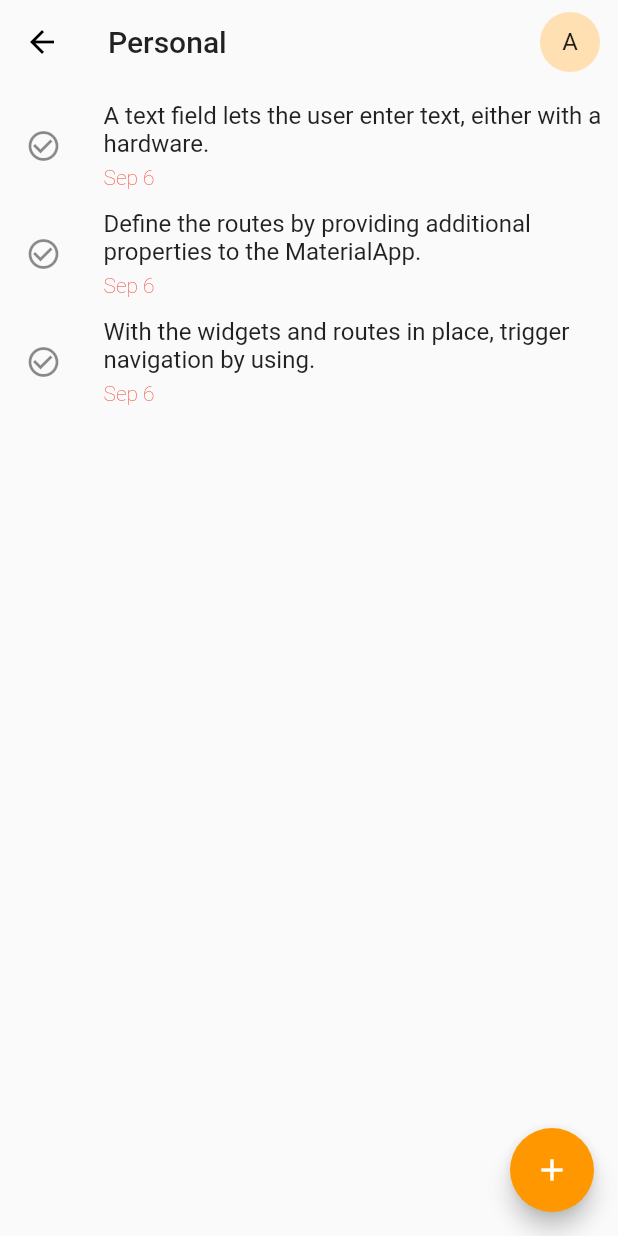
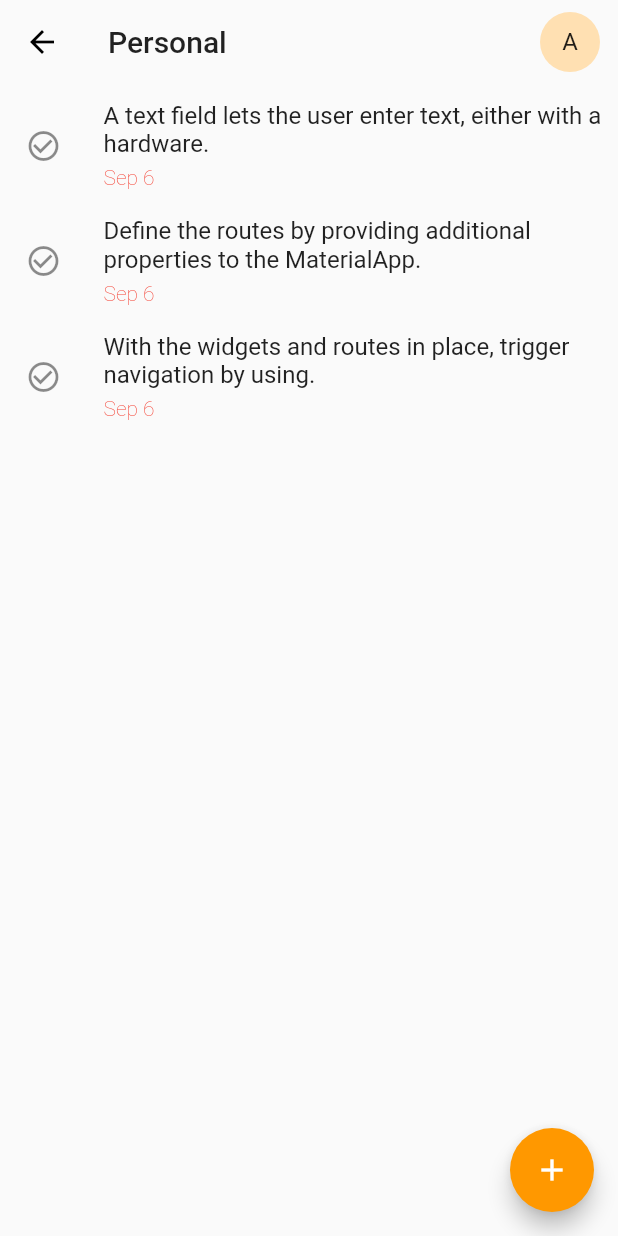
Before and after one commit to amirhesham65/Panther-App, a Flutter app: the PersonalView screen opened by its route, on a phone screen of 412 x 824 dp. Run offline on Flutter 3.47's test engine with Material 2 defaults, Android fonts, the phone set to English and light mode, and no system bars; statements that could not run were skipped.

Commit message:
Some tweaks and changes

```diff
--- a/lib/components/task_card.dart
+++ b/lib/components/task_card.dart
@@ -41,7 +41,7 @@ class _TaskCardState extends State<TaskCard> {
                     fontSize: 12.0,
                     color: Theme.of(context).primaryTextTheme.caption.color),
               ),
-              // Text('A card is a sheet of Material used to represent some related information, for example an album.', style: TextStyle(fontSize: 12.0, height: 1.5, color: Theme.of(context).primaryTextTheme.caption.color)),
+
               Container(
                 padding: EdgeInsets.symmetric(vertical: 15.0, horizontal: 0.0),
                 child: Transform.scale(
--- a/lib/views/HomeView.dart
+++ b/lib/views/HomeView.dart
@@ -10,7 +10,7 @@ class HomeView extends StatelessWidget {
         appBar: AppBar(
           title: Text('Today'),
           backgroundColor: Theme.of(context).canvasColor,
-          elevation: 0.0,
+          elevation: 0.0Q,
           actions: <Widget>[
             Padding(
               padding: const EdgeInsets.fromLTRB(0.0, 0.0, 12.0, 0.0),
@@ -27,8 +27,7 @@ class HomeView extends StatelessWidget {
             crossAxisAlignment: CrossAxisAlignment.start,
             children: <Widget>[
               Padding(
-                padding:
-                    const EdgeInsets.symmetric(horizontal: 10.0, vertical: 0.0),
+                padding: const EdgeInsets.symmetric(horizontal: 10.0, vertical: 8.0),
                 child: Text(
                   'Today\'s tasks',
                   style: TextStyle(
@@ -39,7 +38,6 @@ class HomeView extends StatelessWidget {
               ),
               // Listing all today's tasks
               Container(
-                margin: EdgeInsets.symmetric(vertical: 10.0),
                 height: 200.0,
                 child: ListView(
                   scrollDirection: Axis.horizontal,
--- a/lib/views/PersonalView.dart
+++ b/lib/views/PersonalView.dart
@@ -30,7 +30,7 @@ class PersonalView extends StatelessWidget {
           children: <Widget>[
             Expanded(
               child: ListView(
-                children: <Widget>[Task(title: 'A text field lets the user enter text, either with a hardware.',), Task(title: 'Define the routes by providing additional properties to the MaterialApp.'), Task(title: 'With the widgets and routes in place, trigger navigation by using.',)],
+                children: <Widget>[Task(title: 'A text field lets the user enter text, either with a hardware.',), SizedBox(height: 5.0,), Task(title: 'Define the routes by providing additional properties to the MaterialApp.'), SizedBox(height: 5.0,), Task(title: 'With the widgets and routes in place, trigger navigation by using.',)],
               ),
             )
           ],
```
